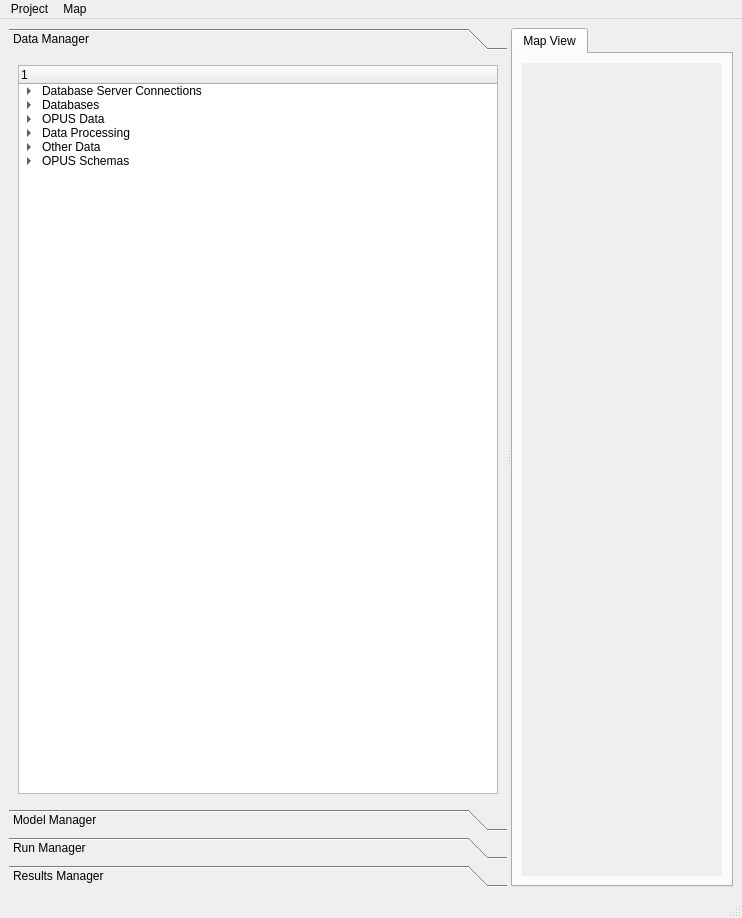
Before: the Qt Designer form opus_gui/UI_Testing/opusMain_testing.ui in psrc/urbansim, drawn with Qt 5.
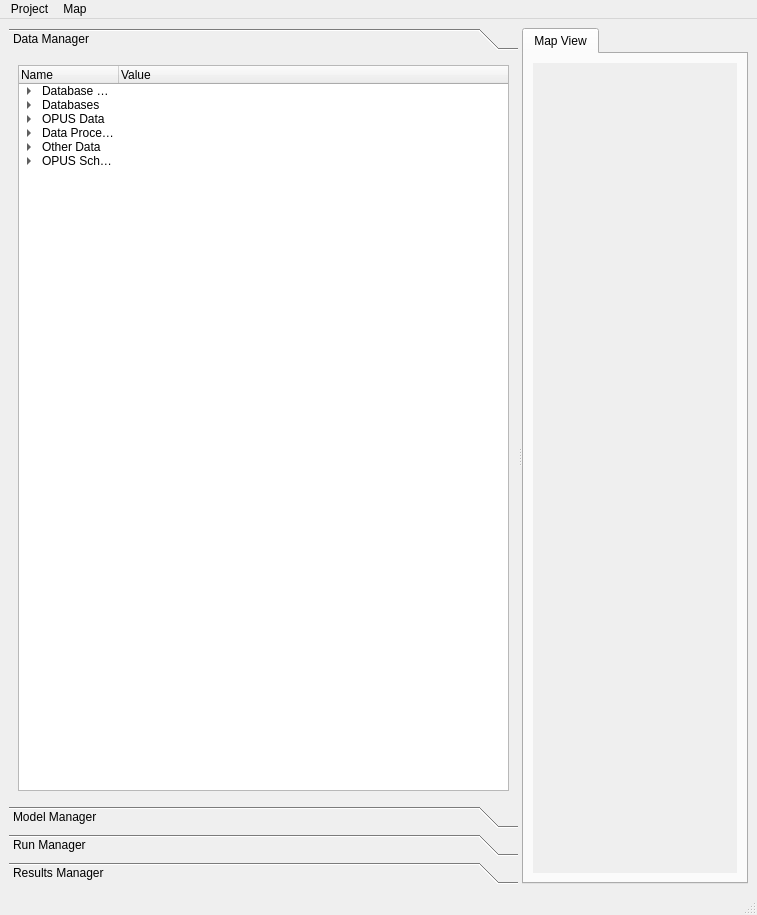
After: the same form once the commit is applied. The open tabs and pages were chosen to show the change. Icons and pictures are not drawn.

Commit message: (jrayers) new updates and icons for opusMain_testing.ui

What changed in the file:
```diff
--- a/opus_gui/UI_Testing/opusMain_testing.ui
+++ b/opus_gui/UI_Testing/opusMain_testing.ui
@@ -6,8 +6,8 @@
    <rect>
     <x>0</x>
     <y>0</y>
-    <width>742</width>
-    <height>918</height>
+    <width>757</width>
+    <height>915</height>
    </rect>
   </property>
   <property name="windowTitle" >
@@ -65,8 +65,8 @@
          <rect>
           <x>0</x>
           <y>0</y>
-          <width>465</width>
-          <height>748</height>
+          <width>505</width>
+          <height>745</height>
          </rect>
         </property>
         <attribute name="label" >
@@ -95,13 +95,21 @@
           <widget class="QTreeWidget" name="treeWidget_2" >
            <column>
             <property name="text" >
-             <string/>
+             <string>Name</string>
+            </property>
+           </column>
+           <column>
+            <property name="text" >
+             <string>Value</string>
             </property>
            </column>
            <item>
             <property name="text" >
              <string>Database Server Connections</string>
             </property>
+            <property name="text" >
+             <string/>
+            </property>
             <item>
              <property name="text" >
               <string>Connection01 (Trondhem:MySQL)</string>
@@ -127,6 +135,9 @@
             <property name="text" >
              <string>Databases</string>
             </property>
+            <property name="text" >
+             <string/>
+            </property>
             <item>
              <property name="text" >
               <string>base_year_db</string>
@@ -167,6 +178,9 @@
             <property name="text" >
              <string>OPUS Data</string>
             </property>
+            <property name="text" >
+             <string/>
+            </property>
             <item>
              <property name="text" >
               <string>D:\opus_data</string>
@@ -242,6 +256,9 @@
             <property name="text" >
              <string>Data Processing</string>
             </property>
+            <property name="text" >
+             <string/>
+            </property>
             <item>
              <property name="text" >
               <string>ProcessingSequence01</string>
@@ -287,6 +304,9 @@
             <property name="text" >
              <string>Other Data</string>
             </property>
+            <property name="text" >
+             <string/>
+            </property>
             <item>
              <property name="text" >
               <string>C:\shapefiles</string>
@@ -322,6 +342,9 @@
             <property name="text" >
              <string>OPUS Schemas</string>
             </property>
+            <property name="text" >
+             <string/>
+            </property>
             <item>
              <property name="text" >
               <string>Schema01</string>
@@ -571,7 +594,7 @@
     <rect>
      <x>0</x>
      <y>0</y>
-     <width>742</width>
+     <width>757</width>
      <height>21</height>
     </rect>
    </property>
```
Left out of the diff: 483 changed lines with no effect on the pictures. The commit also changes 1 other file.
